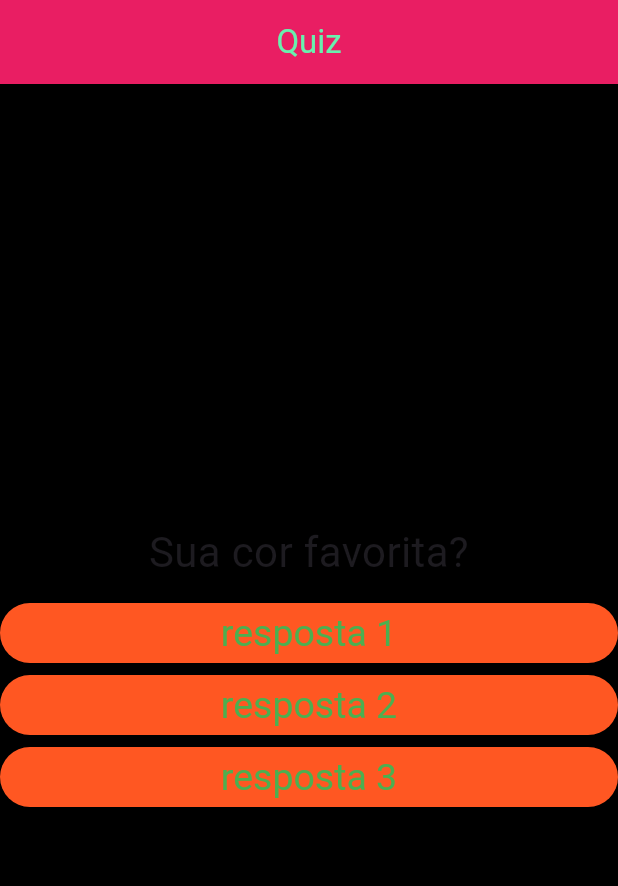
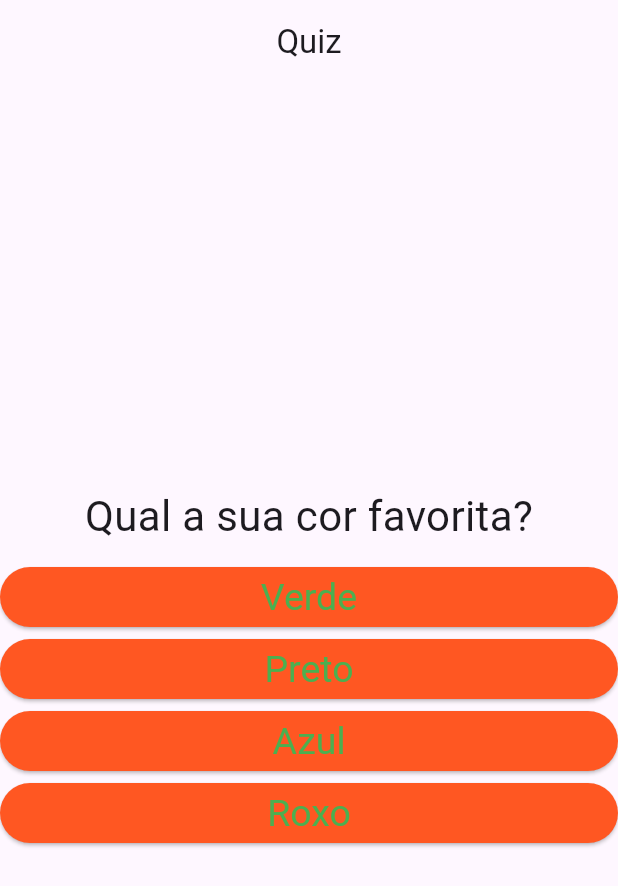
Before and after one commit to Bazchh/flutter_quiz_project, a Flutter app: the screen it shows after launch, on a phone screen of 412 x 824 dp. Shown: the top 886 px of the screen. Run offline on Flutter 3.47's test engine with Material 3 defaults, Android fonts, the phone set to English and light mode, and no system bars.

Commit message:
forma mais declarativa de codigo

```diff
--- a/lib/main.dart
+++ b/lib/main.dart
@@ -20,28 +20,34 @@ class _QuizAppState extends State<QuizApp> {
   @override
   Widget build(BuildContext context) {
     final quiz = [
-      'Sua cor favorita?',
-      'Qual sua idade?',
+      {
+        'texto': 'Qual a sua cor favorita?',
+        'respostas': ['Verde', 'Preto', 'Azul', 'Roxo'],
+      },
+      {
+        'texto': 'Qual seu nome?',
+        'resposta': ['zezinho', 'joao', 'abigail'],
+      },
+      {'texto': 'Qual sua idade?',
+      'resposta': ['11', '25', '17'],},
     ];
+    List <String> respostas = quiz[_perguntaSeleiconada].cast()['respostas'];
+    List<Widget> widgets = respostas.map((t) => resposta (t, _respostas)).toList();
+
+    /* for (var textoResp in respostas) {
+      widgets.add(resposta((textoResp), _respostas));
+    } */
 
     return MaterialApp(
       home: Scaffold(
-        appBar: AppBar(
-          title: Text('Quiz'),
-          centerTitle: true,
-          foregroundColor: Colors.greenAccent,
-          backgroundColor: Colors.pink,
-        ),
+        appBar: AppBar(title: Text('Quiz'), centerTitle: true),
         body: Column(
           children: <Widget>[
-            Quiz(quiz[_perguntaSeleiconada]),
-            resposta('resposta 1', _respostas),
-            resposta('resposta 2', _respostas),
-            resposta('resposta 3', _respostas),
+            Quiz(quiz[_perguntaSeleiconada]['texto'].toString()),
+            ...widgets,
           ],
           mainAxisAlignment: MainAxisAlignment.center,
         ),
-        backgroundColor: Colors.black,
       ),
     );
   }
```
